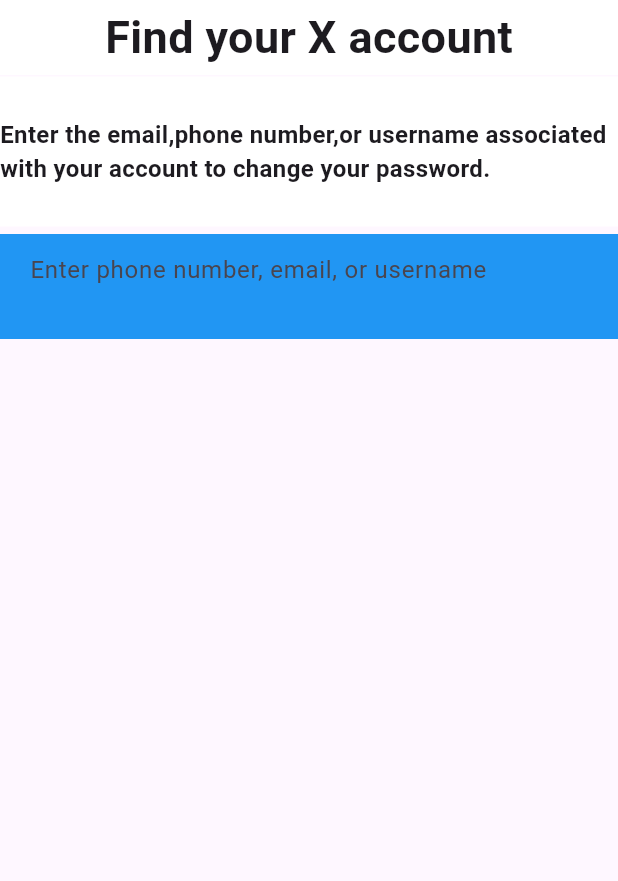
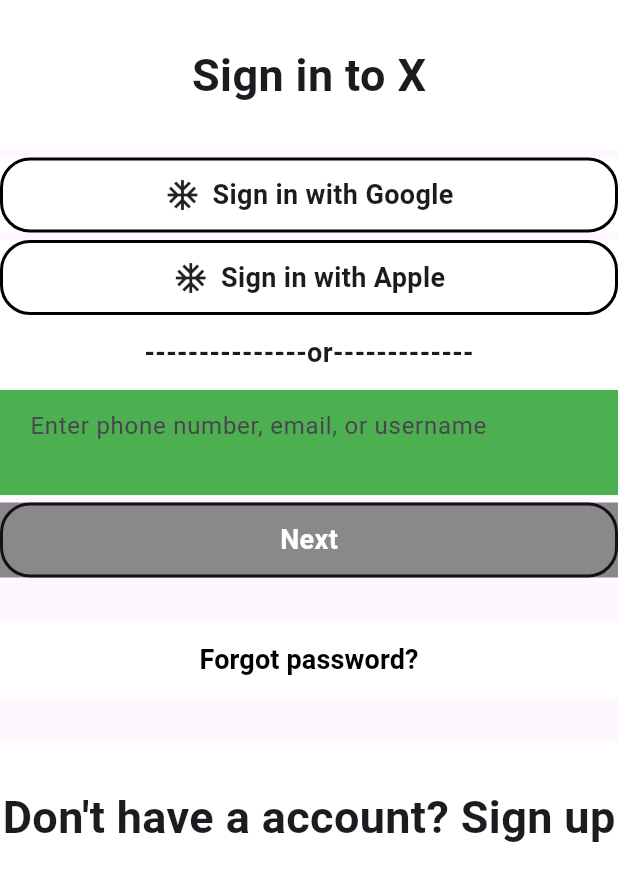
Before and after one commit to MudeNalinNaik/list_data, a Flutter app: the screen it shows after launch, on a phone screen of 412 x 824 dp. Shown: the top 881 px of the screen. Run offline on Flutter 3.47's test engine with Material 3 defaults, Android fonts, the phone set to English and light mode, and no system bars.

Commit message:
added twitter files together

```diff
--- a/lib/main.dart
+++ b/lib/main.dart
@@ -1,5 +1,6 @@
-import 'package:flutter/cupertino.dart';
 import 'package:flutter/material.dart';
+import 'package:list_data/twitter/login.dart';
+import 'package:list_data/twitter/signup.dart';
 
 void main() {
   runApp(const MyApp());
@@ -11,65 +12,7 @@ class MyApp extends StatelessWidget {
   @override
   Widget build(BuildContext context) {
     return const MaterialApp(
-      home: Homepage(),
+      home: SignUp(),
     );
   }
 }
-
-class Homepage extends StatefulWidget {
-  const Homepage({super.key});
-
-  @override
-  State<Homepage> createState() => _HomepageState();
-}
-
-class _HomepageState extends State<Homepage> {
-  @override
-  Widget build(BuildContext context) {
-    return Scaffold(
-      body: Column(
-        children: [
-          Container(
-            height: 50,
-            width: MediaQuery.of(context).size.width,
-            color: Colors.white,
-            child: const Center(
-              child: Text(
-                'Find your X account',
-                style: TextStyle(fontWeight: FontWeight.bold, fontSize: 30),
-              ),
-            ),
-          ), //cont 1
-          SizedBox(height: 1,width: MediaQuery.of(context).size.width,),
-          Container(
-            height: 100,
-            width: MediaQuery.of(context).size.width,
-            color: Colors.white,
-            child: const Center(
-              child: Text(
-                'Enter the email,phone number,or username associated with your account to change your password.',
-                style: TextStyle(fontWeight: FontWeight.bold, fontSize: 16),
-              ),
-            ),
-          ),// cont 2
-          SizedBox(height: 5,width: MediaQuery.of(context).size.width,),
-          Container(
-            padding: EdgeInsets.symmetric(horizontal: 20),
-            height: 70,
-            width: 700,
-            decoration: BoxDecoration(
-              color: Colors.blue,
-            ),
-            child: TextField(
-              decoration: InputDecoration(
-                border: InputBorder.none,
-                hintText: 'Enter phone number, email, or username',
-              ),
-            ),
-          ),//cont 3
-
-        ],
-      ),
-    );
-  }
-}
--- /dev/null
+++ b/lib/twitter/signup.dart
@@ -0,0 +1,227 @@
+import 'package:flutter/material.dart';
+import 'package:list_data/twitter/forgot_password.dart';
+
+class SignUp extends StatefulWidget {
+  const SignUp({super.key});
+
+  @override
+  State<SignUp> createState() => _SignUpState();
+}
+
+class _SignUpState extends State<SignUp> {
+  @override
+  Widget build(BuildContext context) {
+    return Scaffold(
+      body: Column(
+        children: [
+          Container(
+            height: 100,
+            width: MediaQuery.of(context).size.width,
+            color: Colors.white,
+            child: const Center(
+              child: Text(
+                'Sign in to X',
+                style: TextStyle(fontWeight: FontWeight.bold, fontSize: 30),
+              ),
+            ),
+          ), //cont 1
+          SizedBox(
+            height: 5,
+            width: MediaQuery.of(context).size.width,
+          ),
+          Container(
+            height: 50,
+            width: 700,
+            color: Colors.white,
+            child: Container(
+              decoration: BoxDecoration(
+                borderRadius: const BorderRadius.horizontal(
+                  left: Radius.circular(20),
+                  right: Radius.circular(20),
+                ),
+                border: Border.all(
+                  color: Colors.black,
+                  width: 2, // Set your desired border width
+                ),
+              ),
+              child: const ClipRRect(
+                borderRadius: BorderRadius.horizontal(
+                  left: Radius.circular(18),
+                  // Adjusted to account for border width
+                  right: Radius.circular(
+                      18), // Adjusted to account for border width
+                ),
+                child: Row(
+                  mainAxisAlignment: MainAxisAlignment.center,
+                  children: [
+                    Padding(
+                      padding: EdgeInsets.only(right: 8.0),
+                      child: Icon(
+                          Icons.ac_unit), // Use the appropriate Google icon
+                    ),
+                    Text(
+                      'Sign in with Google',
+                      style:
+                          TextStyle(fontWeight: FontWeight.bold, fontSize: 18),
+                    ),
+                  ],
+                ),
+              ),
+            ),
+          ), // cont 2
+          SizedBox(
+            height: 5,
+            width: MediaQuery.of(context).size.width,
+          ),
+          Container(
+            height: 50,
+            width: 700,
+            color: Colors.white,
+            child: Container(
+              decoration: BoxDecoration(
+                borderRadius: const BorderRadius.horizontal(
+                  left: Radius.circular(20),
+                  right: Radius.circular(20),
+                ),
+                border: Border.all(
+                  color: Colors.black,
+                  width: 2, // Set your desired border width
+                ),
+              ),
+              child: const ClipRRect(
+                borderRadius: BorderRadius.horizontal(
+                  left: Radius.circular(18),
+                  // Adjusted to account for border width
+                  right: Radius.circular(
+                      18), // Adjusted to account for border width
+                ),
+                child: Row(
+                  mainAxisAlignment: MainAxisAlignment.center,
+                  children: [
+                    Padding(
+                      padding: EdgeInsets.only(right: 8.0),
+                      child: Icon(
+                          Icons.ac_unit), // Use the appropriate Google icon
+                    ),
+                    Text(
+                      'Sign in with Apple',
+                      style:
+                          TextStyle(fontWeight: FontWeight.bold, fontSize: 18),
+                    ),
+                  ],
+                ),
+              ),
+            ),
+          ), //cont 3
+          Container(
+            height: 50,
+            width: MediaQuery.of(context).size.width,
+            color: Colors.white,
+            child: const Center(
+              child: Text(
+                '---------------or-------------',
+                style: TextStyle(fontWeight: FontWeight.bold, fontSize: 18),
+              ),
+            ),
+          ), // cont 4
+          Container(
+            padding: const EdgeInsets.symmetric(horizontal: 20),
+            height: 70,
+            width: 700,
+            decoration: const BoxDecoration(
+              color: Colors.green,
+            ),
+            child: const TextField(
+              decoration: InputDecoration(
+                border: InputBorder.none,
+                hintText: 'Enter phone number, email, or username',
+              ),
+            ),
+          ),
+          //cont 5
+          SizedBox(
+            height: 5,
+            width: MediaQuery.of(context).size.width,
+          ),
+          Container(
+            height: 50,
+            width: 700,
+            color: Colors.black45,
+            child: Container(
+              decoration: BoxDecoration(
+                borderRadius: const BorderRadius.horizontal(
+                  left: Radius.circular(20),
+                  right: Radius.circular(20),
+                ),
+                border: Border.all(
+                  color: Colors.black87,
+                  width: 2, // Set your desired border width
+                ),
+              ),
+              child: const ClipRRect(
+                borderRadius: BorderRadius.horizontal(
+                  left: Radius.circular(18),
+                  // Adjusted to account for border width
+                  right: Radius.circular(
+                      18), // Adjusted to account for border width
+                ),
+                child: Row(
+                  mainAxisAlignment: MainAxisAlignment.center,
+                  children: [
+                    Text(
+                      'Next',
+                      style: TextStyle(
+                          fontWeight: FontWeight.bold,
+                          fontSize: 18,
+                          color: Colors.white),
+                    ),
+                  ],
+                ),
+              ),
+            ),
+          ),
+          //cont 6
+          SizedBox(
+            height: 30,
+            width: MediaQuery.of(context).size.width,
+          ),
+          Container(
+            height: 50,
+            width: 700,
+            color: Colors.white,
+            child: Center(
+              child: TextButton(
+                onPressed: () {
+                  Navigator.of(context).push(
+                      MaterialPageRoute(builder: (context) => ForgotPassword()));
+                },
+                child: const Text(
+                  'Forgot password?',
+                  style: TextStyle(
+                      fontWeight: FontWeight.bold,
+                      fontSize: 18,
+                      color: Colors.black),
+                ),
+              ),
+            ),
+          ), //cont 7
+          SizedBox(
+            height: 30,
+            width: MediaQuery.of(context).size.width,
+          ),
+          Container(
+            height: 100,
+            width: MediaQuery.of(context).size.width,
+            color: Colors.white,
+            child: const Center(
+              child: Text(
+                "Don't have a account? Sign up",
+                style: TextStyle(fontWeight: FontWeight.bold, fontSize: 30),
+              ),
+            ),
+          ), //cont 8
+        ],
+      ),
+    );
+  }
+}
```
Also changed, not shown: lib/twitter/forgot_password.dart (added, +59 -0 lines), lib/twitter/login.dart (added, +263 -0 lines).
